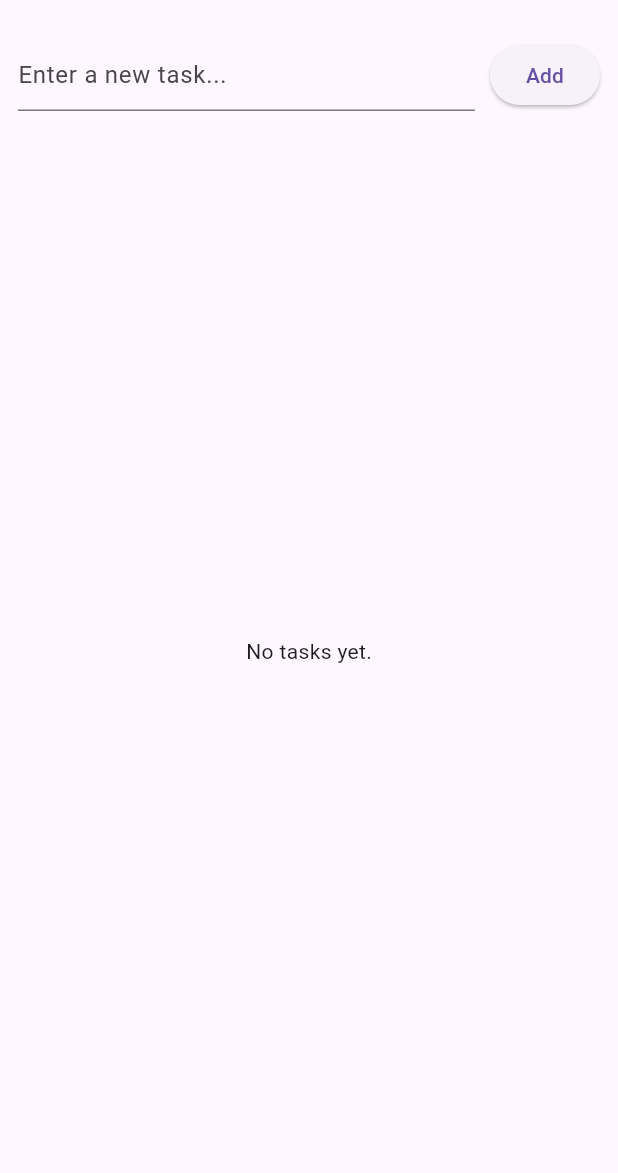
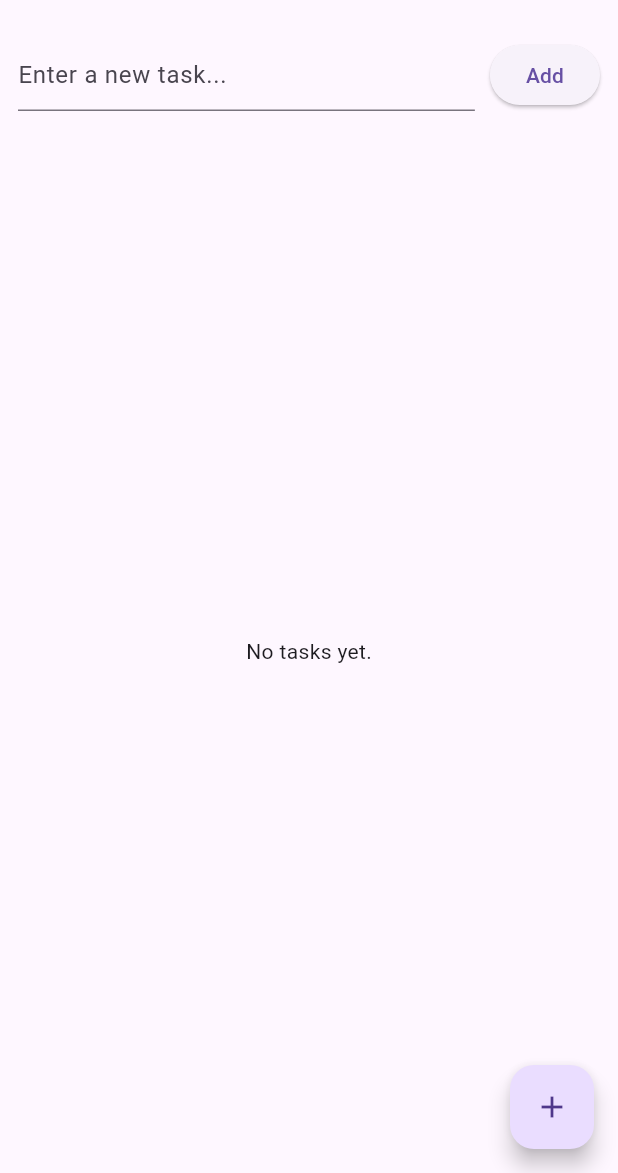
Before and after one commit to Sultanomar0013/flutter_learning, a Flutter app: the screen it shows after launch, on a phone screen of 412 x 824 dp, the part 63-1236 px from its top. Run offline on Flutter 3.47's test engine with Material 3 defaults, Android fonts, the phone set to English and light mode, and no system bars.

Commit message:
add task button addd

```diff
--- a/lib/screens/home_screen.dart
+++ b/lib/screens/home_screen.dart
@@ -2,6 +2,7 @@ import 'package:flutter/material.dart';
 import '../models/task.dart';
 import '../widgets/task_input.dart';
 import '../widgets/task_list.dart';
+import '../widgets/button/add_task_button.dart';
 
 class HomeScreen extends StatefulWidget {
   const HomeScreen({super.key});
@@ -49,6 +50,7 @@ class _HomeScreenState extends State<HomeScreen> {
           ),
         ],
       ),
+      floatingActionButton: FloatingActionButtonExampleApp(),
     );
   }
 }
--- /dev/null
+++ b/lib/widgets/button/add_task_button.dart
@@ -0,0 +1,48 @@
+import 'package:flutter/material.dart';
+
+
+
+class FloatingActionButtonExampleApp extends StatelessWidget {
+  const FloatingActionButtonExampleApp({super.key});
+
+  @override
+  Widget build(BuildContext context) {
+    return const FloatingActionButtonExample();
+  }
+}
+
+
+
+class FloatingActionButtonExample extends StatefulWidget {
+  const FloatingActionButtonExample({super.key});
+
+  @override
+  State<FloatingActionButtonExample> createState() => _FloatingActionButtonExampleState();
+}
+
+class _FloatingActionButtonExampleState extends State<FloatingActionButtonExample> {
+  // The FAB's foregroundColor, backgroundColor, and shape
+  static const List<(Color?, Color? background, ShapeBorder?)> customizations =
+  <(Color?, Color?, ShapeBorder?)>[
+    (null, null, null), // The FAB uses its default for null parameters.
+    (null, Colors.green, null),
+    (Colors.white, Colors.green, null),
+    (Colors.white, Colors.green, CircleBorder()),
+  ];
+  int index = 0; // Selects the customization.
+
+  @override
+  Widget build(BuildContext context) {
+    return FloatingActionButton(
+        onPressed: () {
+          setState(() {
+            index = (index + 1) % customizations.length;
+          });
+        },
+        foregroundColor: customizations[index].$1,
+        backgroundColor: customizations[index].$2,
+        shape: customizations[index].$3,
+        child: const Icon(Icons.add),
+    );
+  }
+}
```
